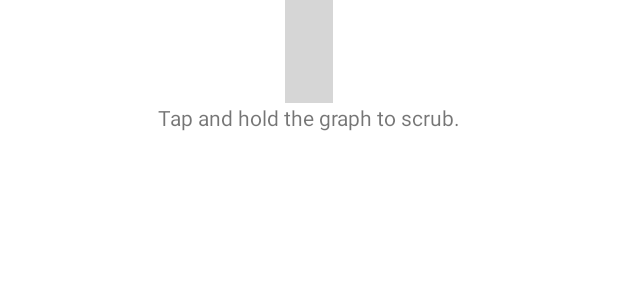
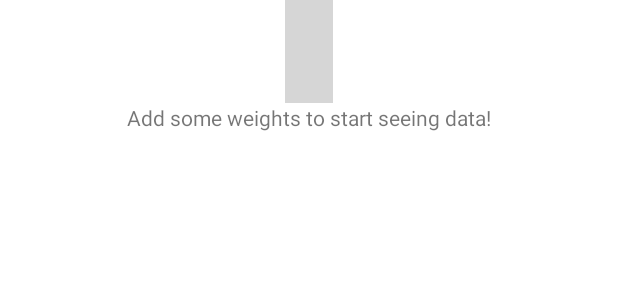
Before and after one commit to brian-norman/weightLess, an Android app: the layout main_fragment.xml on its own in the app's theme, with its tools: preview values and no code run, on a phone screen of 412 x 824 dp. Shown: the part 293-593 px from the top of the screen. Run offline under Robolectric (Android 15) with nearby library versions, the phone set to English and light mode, and no system bars; plain views replace SparkView; grey boxes are pictures that could not be loaded.

Commit message:
Add empty state

```diff
--- a/app/src/main/res/layout/main_fragment.xml
+++ b/app/src/main/res/layout/main_fragment.xml
@@ -38,7 +38,7 @@
             android:id="@+id/message"
             android:layout_width="wrap_content"
             android:layout_height="wrap_content"
-            android:text="@string/scrub_empty"
+            android:text="@string/empty_state"
             app:layout_constraintEnd_toEndOf="parent"
             app:layout_constraintStart_toStartOf="parent"
             app:layout_constraintTop_toBottomOf="@id/sparkView" />
--- a/app/src/main/res/values/strings.xml
+++ b/app/src/main/res/values/strings.xml
@@ -1,4 +1,5 @@
 <resources>
     <string name="app_name">Weight Tracker</string>
     <string name="scrub_empty">Tap and hold the graph to scrub.</string>
+    <string name="empty_state">Add some weights to start seeing data!</string>
 </resources>
```
Also changed, not shown: app/src/main/java/com/example/weighttracker/MainFragment.kt (+6 -3 lines).
